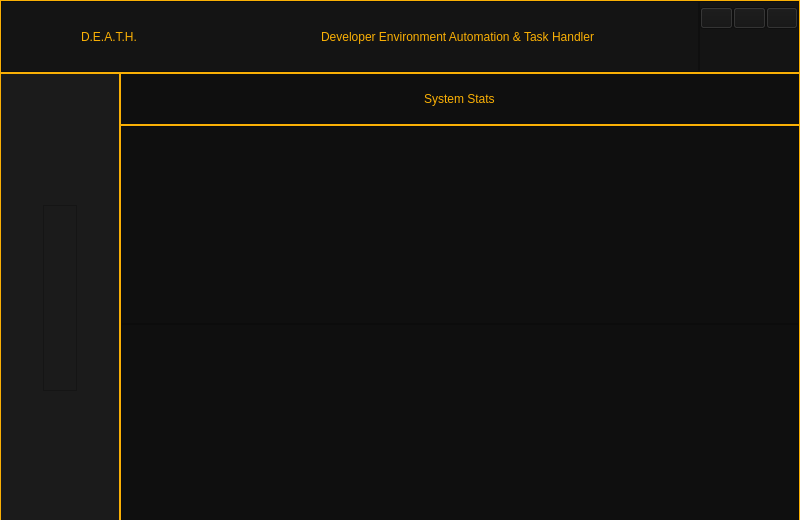
The window that Gui/Main_Gui.ui (ThatNerd404/D.E.A.T.H) describes before a commit, drawn with Qt 5.
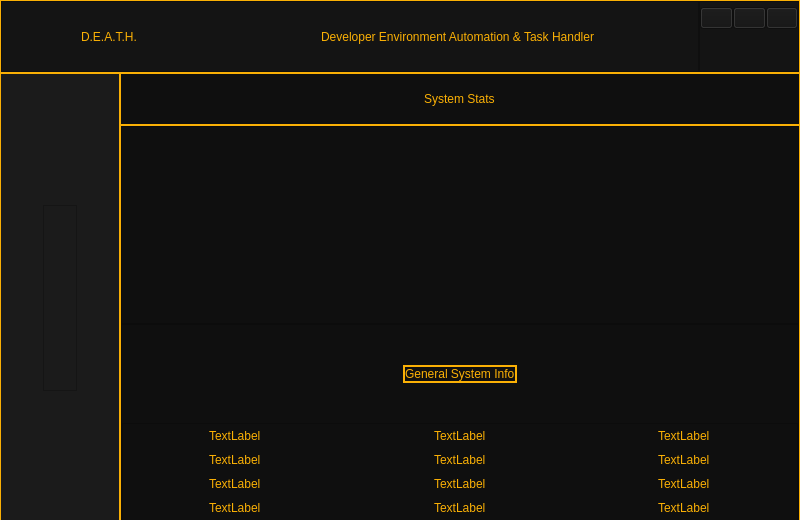
The same window after the commit. Icons and pictures are not drawn.

Commit message: Finished with plain labels of text

```diff
--- a/Gui/Main_Gui.ui
+++ b/Gui/Main_Gui.ui
@@ -1940,7 +1940,8 @@
          </widget>
          <widget class="QWidget" name="System_Stats_Page">
           <property name="styleSheet">
-           <string notr="true">background-color: rgb(15,15,15)</string>
+           <string notr="true">color:rgb(250,176,5);
+background-color: rgb(15,15,15)</string>
           </property>
           <layout class="QVBoxLayout" name="verticalLayout_20">
            <property name="spacing">
@@ -2068,6 +2069,176 @@
                 <property name="frameShadow">
                  <enum>QFrame::Raised</enum>
                 </property>
+                <layout class="QVBoxLayout" name="verticalLayout_23">
+                 <property name="spacing">
+                  <number>0</number>
+                 </property>
+                 <property name="leftMargin">
+                  <number>0</number>
+                 </property>
+                 <property name="topMargin">
+                  <number>0</number>
+                 </property>
+                 <property name="rightMargin">
+                  <number>0</number>
+                 </property>
+                 <property name="bottomMargin">
+                  <number>0</number>
+                 </property>
+                 <item alignment="Qt::AlignHCenter|Qt::AlignVCenter">
+                  <widget class="QFrame" name="System_General_Info_Title">
+                   <property name="styleSheet">
+                    <string notr="true">#System_General_Info_Title{border-color:rgb(250,176,5);
+border-width:2px;
+border-style:solid;}</string>
+                   </property>
+                   <property name="frameShape">
+                    <enum>QFrame::StyledPanel</enum>
+                   </property>
+                   <property name="frameShadow">
+                    <enum>QFrame::Raised</enum>
+                   </property>
+                   <layout class="QHBoxLayout" name="horizontalLayout_13">
+                    <property name="spacing">
+                     <number>0</number>
+                    </property>
+                    <property name="leftMargin">
+                     <number>0</number>
+                    </property>
+                    <property name="topMargin">
+                     <number>0</number>
+                    </property>
+                    <property name="rightMargin">
+                     <number>0</number>
+                    </property>
+                    <property name="bottomMargin">
+                     <number>0</number>
+                    </property>
+                    <item alignment="Qt::AlignHCenter|Qt::AlignVCenter">
+                     <widget class="QLabel" name="System_General_Info_Label">
+                      <property name="styleSheet">
+                       <string notr="true">font: 12pt &quot;Palatino Linotype&quot;;</string>
+                      </property>
+                      <property name="text">
+                       <string>General System Info</string>
+                      </property>
+                     </widget>
+                    </item>
+                   </layout>
+                  </widget>
+                 </item>
+                 <item>
+                  <widget class="QFrame" name="System_General_Info_Content">
+                   <property name="frameShape">
+                    <enum>QFrame::StyledPanel</enum>
+                   </property>
+                   <property name="frameShadow">
+                    <enum>QFrame::Raised</enum>
+                   </property>
+                   <layout class="QGridLayout" name="gridLayout">
+                    <property name="leftMargin">
+                     <number>0</number>
+                    </property>
+                    <property name="topMargin">
+                     <number>0</number>
+                    </property>
+                    <property name="rightMargin">
+                     <number>0</number>
+                    </property>
+                    <property name="bottomMargin">
+                     <number>0</number>
+                    </property>
+                    <property name="spacing">
+                     <number>0</number>
+                    </property>
+                    <item row="3" column="1" alignment="Qt::AlignHCenter">
+                     <widget class="QLabel" name="Physical_Cores_Label">
+                      <property name="text">
+                       <string>TextLabel</string>
+                      </property>
+                     </widget>
+                    </item>
+                    <item row="3" column="0" alignment="Qt::AlignHCenter">
+                     <widget class="QLabel" name="Node_Label">
+                      <property name="text">
+                       <string>TextLabel</string>
+                      </property>
+                     </widget>
+                    </item>
+                    <item row="4" column="0" alignment="Qt::AlignHCenter">
+                     <widget class="QLabel" name="Release_Label">
+                      <property name="text">
+                       <string>TextLabel</string>
+                      </property>
+                     </widget>
+                    </item>
+                    <item row="5" column="0" alignment="Qt::AlignHCenter">
+                     <widget class="QLabel" name="Machine_Label">
+                      <property name="text">
+                       <string>TextLabel</string>
+                      </property>
+                     </widget>
+                    </item>
+                    <item row="2" column="0" alignment="Qt::AlignHCenter">
+                     <widget class="QLabel" name="System_Label">
+                      <property name="text">
+                       <string>TextLabel</string>
+                      </property>
+                     </widget>
+                    </item>
+                    <item row="4" column="1" alignment="Qt::AlignHCenter">
+                     <widget class="QLabel" name="Total_Cores_Label">
+                      <property name="text">
+                       <string>TextLabel</string>
+                      </property>
+                     </widget>
+                    </item>
+                    <item row="5" column="1" alignment="Qt::AlignHCenter">
+                     <widget class="QLabel" name="Max_Freq_Label">
+                      <property name="text">
+                       <string>TextLabel</string>
+                      </property>
+                     </widget>
+                    </item>
+                    <item row="2" column="1" alignment="Qt::AlignHCenter">
+                     <widget class="QLabel" name="Processor_Label">
+                      <property name="text">
+                       <string>TextLabel</string>
+                      </property>
+                     </widget>
+                    </item>
+                    <item row="2" column="2" alignment="Qt::AlignHCenter">
+                     <widget class="QLabel" name="Min_Freq_Label">
+                      <property name="text">
+                       <string>TextLabel</string>
+                      </property>
+                     </widget>
+                    </item>
+                    <item row="3" column="2" alignment="Qt::AlignHCenter">
+                     <widget class="QLabel" name="Current_Freq_Label">
+                      <property name="text">
+                       <string>TextLabel</string>
+                      </property>
+                     </widget>
+                    </item>
+                    <item row="4" column="2" alignment="Qt::AlignHCenter">
+                     <widget class="QLabel" name="Battery_Left_Label">
+                      <property name="text">
+                       <string>TextLabel</string>
+                      </property>
+                     </widget>
+                    </item>
+                    <item row="5" column="2" alignment="Qt::AlignHCenter">
+                     <widget class="QLabel" name="Battery_Plugged_In_Label">
+                      <property name="text">
+                       <string>TextLabel</string>
+                      </property>
+                     </widget>
+                    </item>
+                   </layout>
+                  </widget>
+                 </item>
+                </layout>
                </widget>
               </item>
              </layout>
```
The commit also changes 3 other files.
